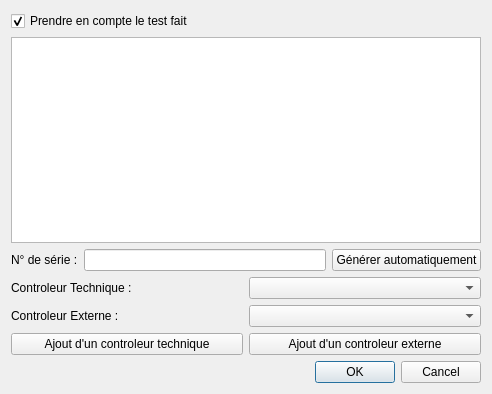
First picture: the form in Logiciel Qt/Banc_de_test_ARAL/ficheValidation.ui, repository anasdtp/Aral, before the edit.
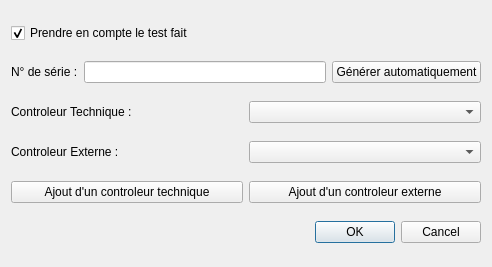
Second picture: the form after the edit.

Diff of the .ui file:
```diff
--- a/Logiciel Qt/Banc_de_test_ARAL/ficheValidation.ui
+++ b/Logiciel Qt/Banc_de_test_ARAL/ficheValidation.ui
@@ -7,7 +7,7 @@
     <x>0</x>
     <y>0</y>
     <width>492</width>
-    <height>394</height>
+    <height>267</height>
    </rect>
   </property>
   <property name="windowTitle">
@@ -30,9 +30,6 @@
      </property>
     </widget>
    </item>
-   <item>
-    <widget class="QTextEdit" name="textEdit"/>
-   </item>
    <item>
     <layout class="QHBoxLayout" name="horizontalLayout">
      <item>
```
